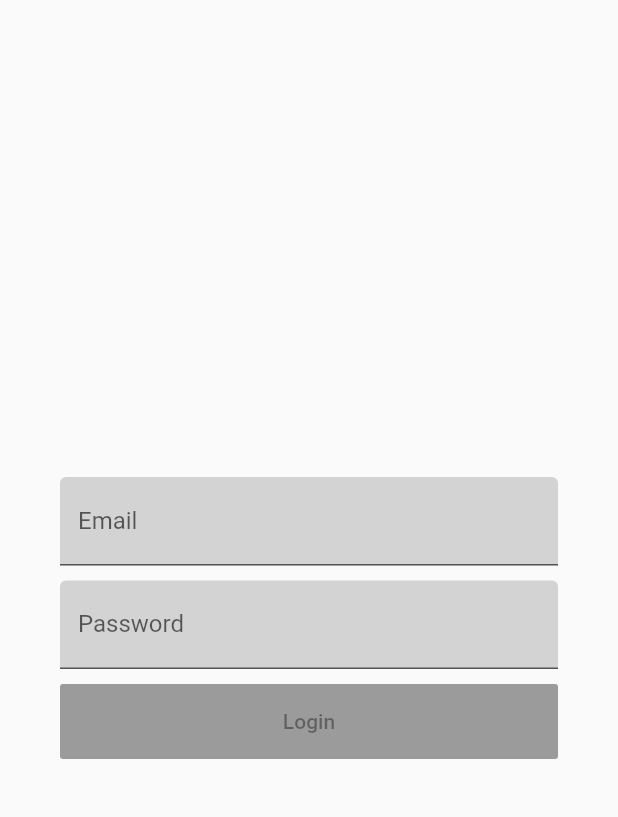
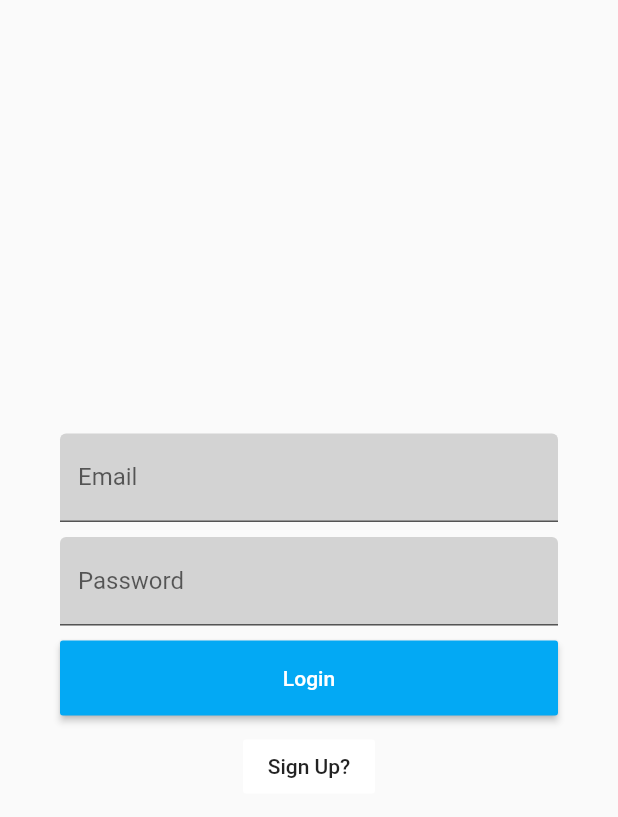
Before and after one commit to komodo-and-chill/frontend, a Flutter app: the screen it shows after launch, on a phone screen of 412 x 824 dp. Shown: the top 817 px of the screen. Run offline on Flutter 3.47's test engine with Material 2 defaults, Android fonts, the phone set to English and light mode, and no system bars.

Commit message:
login page designed

```diff
--- a/frontend/lib/log_pages/login.dart
+++ b/frontend/lib/log_pages/login.dart
@@ -17,10 +17,14 @@ class LogInState extends State<LogIn> {
           mainAxisAlignment: MainAxisAlignment.center,
           crossAxisAlignment: CrossAxisAlignment.center,
           children: <Widget>[
+            Container(), //TODO: insert stewart picture
             Form(
               key: _formKey,
               child: Column(
-                children: <Widget>[
+                children: <Widget> [
+                  // Container(
+                  //   color: Colors.white,
+                  //   child: Image.asset('logo.jpg')),
                   Container(
                     child: TextFormField(
                       decoration:  InputDecoration(
@@ -45,9 +49,20 @@ class LogInState extends State<LogIn> {
                     height: 50,
                     margin: EdgeInsets.only(top:10.0),
                     child: RaisedButton(
-                      child: Text('Login'),
+                      color: Colors.lightBlue,
+                      child: Text('Login',
+                      style: TextStyle(color: Colors.white)), //TODO: make text bigger
+                      onPressed: () {},
                     ),
-                  )
+                  ),
+                  Container(
+                    margin: EdgeInsets.only(top:10.0),
+                    child:FlatButton(
+                      color: Colors.white,
+                      child: Text('Sign Up?'),
+                      onPressed: () {},
+                    ),
+                  ),
                 ],
               )
             ),
--- a/frontend/pubspec.yaml
+++ b/frontend/pubspec.yaml
@@ -34,11 +34,14 @@ dev_dependencies:
 
 # The following section is specific to Flutter.
 flutter:
+  uses-material-design: true
+  assets:
+    - logo.jpg
 
   # The following line ensures that the Material Icons font is
   # included with your application, so that you can use the icons in
   # the material Icons class.
-  uses-material-design: true
+
 
   # To add assets to your application, add an assets section, like this:
   # assets:
```
Also changed, not shown: frontend/logo.jpg (added), frontend/logo2.png (added).
